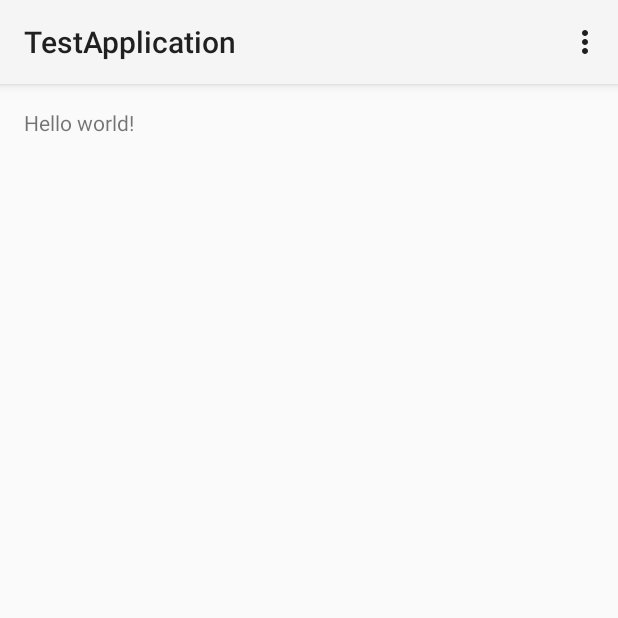
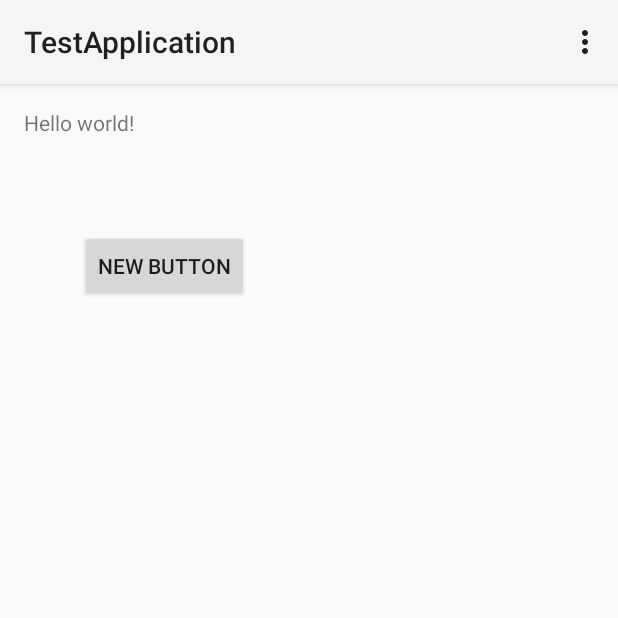
Before and after one commit to leungj/TestApplication, an Android app: the screen it shows after launch (MainActivity), on a phone screen of 412 x 824 dp, the top half of it. Run offline under Robolectric (Android 15) with nearby library versions, the phone set to English and light mode, and no system bars.

Commit message:
First Commit

```diff
--- a/app/src/main/res/layout/activity_main.xml
+++ b/app/src/main/res/layout/activity_main.xml
@@ -6,6 +6,18 @@
     android:paddingBottom="@dimen/activity_vertical_margin" tools:context=".MainActivity">
 
     <TextView android:text="@string/hello_world" android:layout_width="wrap_content"
-        android:layout_height="wrap_content" />
+        android:layout_height="wrap_content"
+        android:id="@+id/textView" />
+
+    <Button
+        android:layout_width="wrap_content"
+        android:layout_height="wrap_content"
+        android:text="New Button"
+        android:id="@+id/button"
+        android:layout_marginTop="62dp"
+        android:layout_below="@+id/textView"
+        android:layout_alignParentLeft="true"
+        android:layout_alignParentStart="true"
+        android:layout_marginLeft="37dp" />
 
 </RelativeLayout>
```
